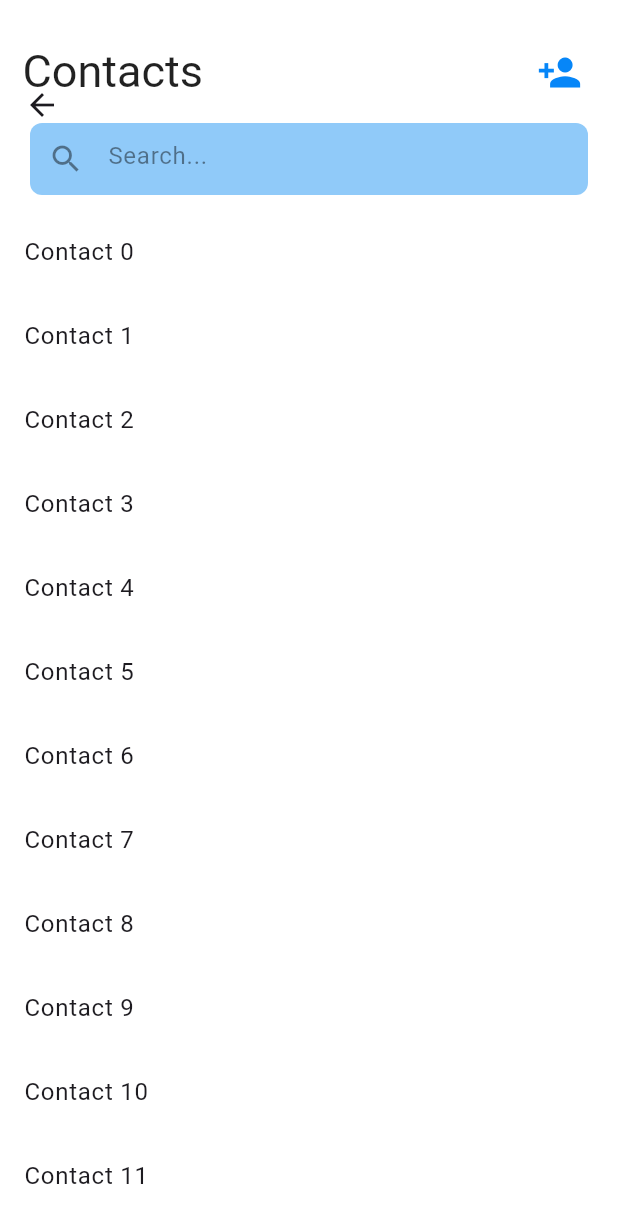
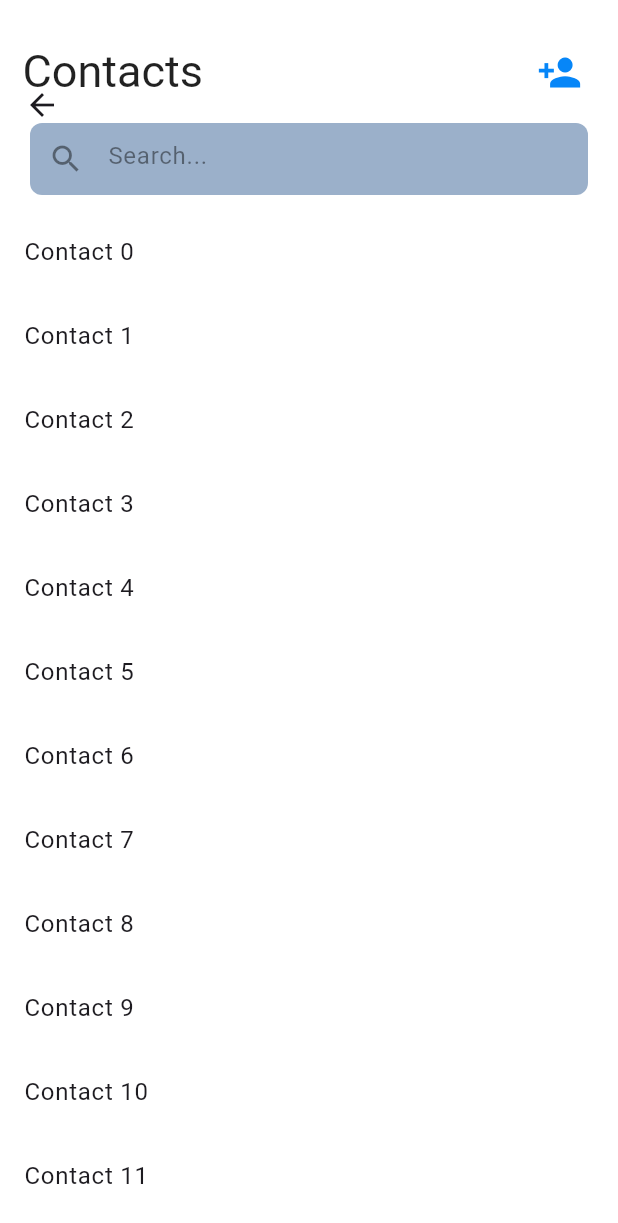
Before and after one commit to Mohasan123/digi_card, a Flutter app: the HomeContent screen opened directly, on a phone screen of 412 x 824 dp. Shown: the top 1223 px of the screen. Run offline on Flutter 3.47's test engine with Material 3 defaults, Android fonts, the phone set to English and light mode, and no system bars; our stand-ins replace awesome_bottom_bar.

Commit message:
add some modification

```diff
--- a/lib/camera_screen/camera_screen.dart
+++ b/lib/camera_screen/camera_screen.dart
@@ -10,8 +10,8 @@ class CameraScreen extends StatefulWidget {
 class _CameraScreenState extends State<CameraScreen> {
   @override
   Widget build(BuildContext context) {
-    return Center(
-      child: Text('Hello camera'),
+    return const Center(
+      child:  Text('Hello camera'),
     );
   }
 }
--- a/lib/constant/color_pallete.dart
+++ b/lib/constant/color_pallete.dart
@@ -4,8 +4,8 @@
 import 'package:flutter/material.dart';
 
 class ColorPallete {
-   static const Color colorSelect = const Color(0XFF0686F8);
-  static const Color color = const Color(0XFF7AC0FF);
-  static const Color color2 = const Color(0XFF96B1FD);
+   static const Color colorSelect =  Color(0XFF0686F8);
+  static const Color color =  Color(0XFF7AC0FF);
+  static const Color color2 =  Color(0XFF96B1FD);
   static const Color bgColor = Color.fromARGB(255, 255, 255, 255);
 }
--- a/lib/home_content/home_content.dart
+++ b/lib/home_content/home_content.dart
@@ -1,6 +1,7 @@
 import 'package:digi_card/constant/color_pallete.dart';
 import 'package:digi_card/home_content/search_field.dart';
 import 'package:flutter/material.dart';
+// import 'package:flutter_contacts/flutter_contacts.dart';
 
 class HomeContent extends StatefulWidget {
   const HomeContent({super.key});
@@ -10,23 +11,43 @@ class HomeContent extends StatefulWidget {
 }
 
 class _HomeContentState extends State<HomeContent> {
+  // List<Contact> _contacts = [];
+
+  // Future<void> _getContacts() async {
+  //   if (await FlutterContacts.requestPermission()) {
+  //     // Permission granted, fetch contacts
+  //     List<Contact> contacts = await FlutterContacts.getContacts(
+  //         withProperties: true, withPhoto: true);
+  //     setState(() {
+  //       _contacts = contacts;
+  //     });
+  //   }
+  // }
+
+  // @override
+  // void initState() {
+  //   super.initState();
+  //   _getContacts();
+  // }
+
   @override
   Widget build(BuildContext context) {
     return Scaffold(
       body: CustomScrollView(
         slivers: [
           SliverAppBar(
+            shadowColor: Colors.grey.shade200,
             backgroundColor: Colors.white,
             expandedHeight: 140.0, // Reduced from 180.0
             floating: false,
             pinned: true,
             flexibleSpace: FlexibleSpaceBar(
               background: Container(
-                decoration: BoxDecoration(
+                decoration: const BoxDecoration(
                   gradient: LinearGradient(
                     begin: Alignment.bottomLeft,
                     end: Alignment.topRight,
-                    colors: [Colors.white30, Colors.white],
+                    colors: [Colors.white10, Colors.white],
                   ),
                 ),
               ),
@@ -86,11 +107,27 @@ class _HomeContentState extends State<HomeContent> {
             toolbarHeight: 140.0, // Reduced to match new expandedHeight
           ),
           SliverList(
+            // delegate: SliverChildBuilderDelegate(
+            //   (context, index) {
+            //     final contact = _contacts[index];
+            //     return ListTile(
+            //       leading: contact.photo != null
+            //           ? CircleAvatar(
+            //               backgroundImage: MemoryImage(contact.photo!))
+            //           : CircleAvatar(child: Text(contact.displayName[0])),
+            //       title: Text(contact.displayName),
+            //       subtitle: Text(contact.phones.isNotEmpty
+            //           ? contact.phones.first.number
+            //           : ''),
+            //     );
+            //   },
+            //   childCount: _contacts.length,
+            // ),
             delegate: SliverChildListDelegate([
               ListView.builder(
                 shrinkWrap: true,
                 physics: NeverScrollableScrollPhysics(),
-                itemCount: 20,
+                itemCount: 20, // Replace with your actual item count
                 itemBuilder: (context, index) {
                   return ListTile(
                     title: Text('Contact $index'),
--- a/lib/home_content/search_field.dart
+++ b/lib/home_content/search_field.dart
@@ -11,7 +11,7 @@ class SimpleSearchBar extends StatelessWidget {
       margin: const EdgeInsets.only(
           left: 10.0, right: 10.0, top: 10.0, bottom: 10.0),
       decoration: BoxDecoration(
-        color: Colors.blue[200],
+        color: Color.fromARGB(255, 155, 176, 202),
         borderRadius: BorderRadius.circular(8.0),
       ),
       child: TextField(
--- a/lib/home_screen/home_screen.dart
+++ b/lib/home_screen/home_screen.dart
@@ -17,9 +17,9 @@ double height = 30;
 
 
 final List<Widget> _screens = [
-  HomeContent(),
-  CameraScreen(),
-  ProfileScreen(),
+  const HomeContent(),
+  const CameraScreen(),
+  const ProfileScreen(),
 ];
 const List<TabItem> items = [
   TabItem(
--- a/lib/main.dart
+++ b/lib/main.dart
@@ -13,7 +13,7 @@ class MyApp extends StatelessWidget {
   Widget build(BuildContext context) {
     return MaterialApp(
       theme: ThemeData(scaffoldBackgroundColor: Colors.white),
-      home: HomeScreen(),
+      home: const HomeScreen(),
     );
   }
 }
--- a/lib/profile_screen/profile_screen.dart
+++ b/lib/profile_screen/profile_screen.dart
@@ -10,7 +10,7 @@ class ProfileScreen extends StatefulWidget {
 class _ProfileScreenState extends State<ProfileScreen> {
   @override
   Widget build(BuildContext context) {
-    return Center(
+    return const Center(
       child: Text("Hello Profile"),
     );
   }
--- a/pubspec.yaml
+++ b/pubspec.yaml
@@ -37,7 +37,7 @@ dependencies:
   cupertino_icons: ^1.0.6
   awesome_bottom_bar: ^1.2.4
   icony: ^1.0.5
-  flutter_contacts: ^1.1.9
+
 
 dev_dependencies:
   flutter_test:
```
Also changed, not shown: pubspec.lock, 2 other files.
